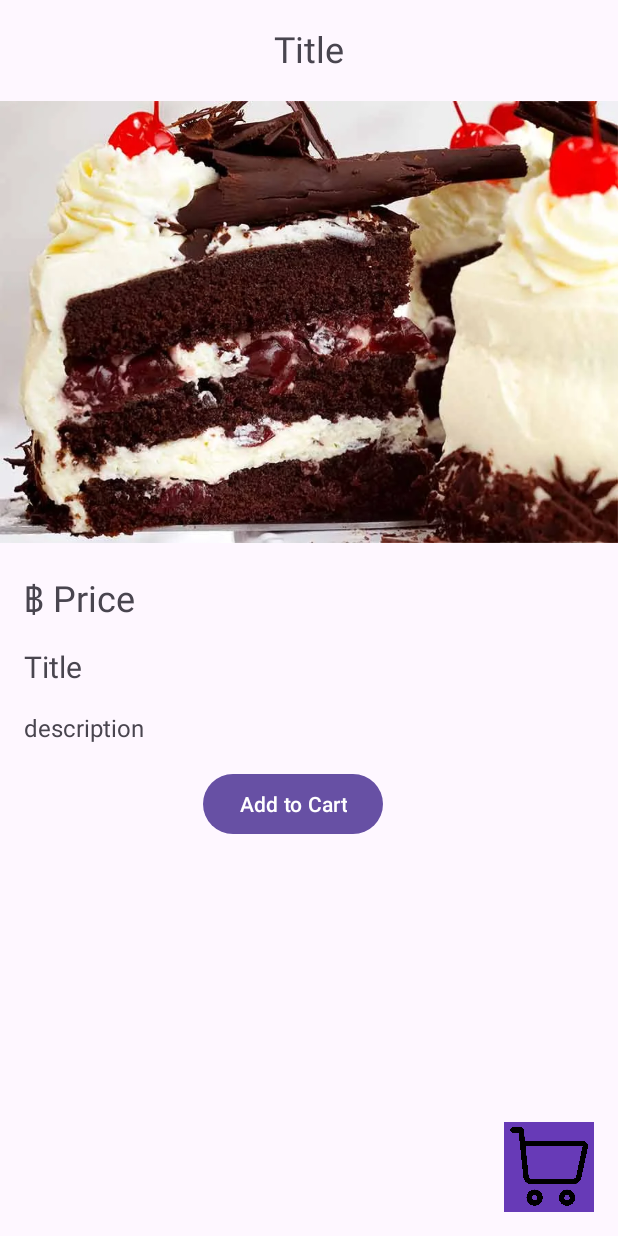
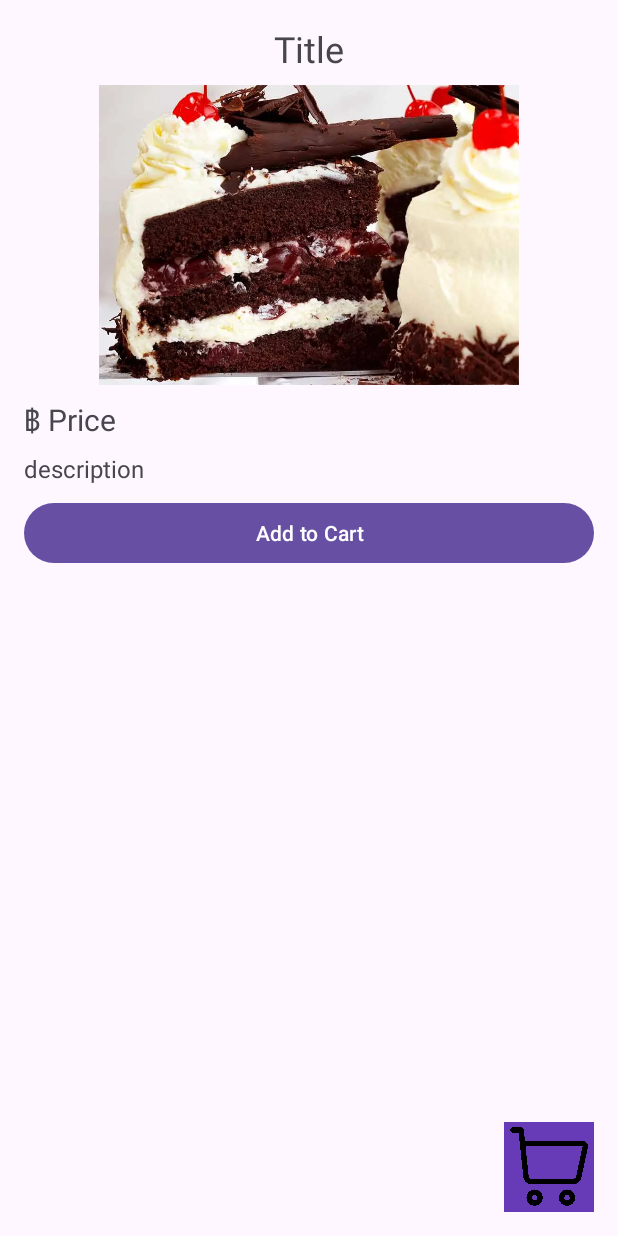
Before and after one commit to pongfei/ShopMaiNew, an Android app: the layout activity_detail.xml on its own in the app's theme, with its tools: preview values and no code run, on a phone screen of 412 x 824 dp. Run offline under Robolectric (Android 15) with nearby library versions, the phone set to English and light mode, and no system bars.

Commit message:
order dai laew

```diff
--- a/app/src/main/AndroidManifest.xml
+++ b/app/src/main/AndroidManifest.xml
@@ -32,7 +32,7 @@
             android:name=".ReviewActivity"
             android:exported="false" />
         <activity
-            android:name=".Model.ItemDetail"
+            android:name=".ItemDetail"
             android:exported="false" />
         <activity
             android:name=".OrderActivity"
--- a/app/src/main/java/com/egci428/shopmai/Model/Order.kt
+++ b/app/src/main/java/com/egci428/shopmai/Model/Order.kt
@@ -1,3 +1,3 @@
 package com.egci428.shopmai.Model
 
-data class Order (val title: String, val img1: String, val price: Int)
+data class Order (val id: Int, val title: String, val img1: String, val price: Int)
--- a/app/src/main/res/layout/activity_detial.xml
+++ b/app/src/main/res/layout/activity_detail.xml
@@ -34,8 +34,8 @@
     <ImageView
         android:id="@+id/imgInfo"
         android:layout_width="wrap_content"
-        android:layout_height="300dp"
-        android:layout_marginTop="16dp"
+        android:layout_height="200dp"
+        android:layout_marginTop="8dp"
         app:layout_constraintEnd_toEndOf="parent"
         app:layout_constraintStart_toStartOf="parent"
         app:layout_constraintTop_toBottomOf="@+id/titleInfo"
@@ -46,50 +46,50 @@
         android:layout_width="0dp"
         android:layout_height="wrap_content"
         android:layout_marginStart="16dp"
-        android:layout_marginTop="16dp"
+        android:layout_marginTop="8dp"
         android:layout_marginEnd="16dp"
         android:text="฿ Price"
-        android:textSize="24sp"
+        android:textSize="20sp"
         app:layout_constraintEnd_toEndOf="parent"
         app:layout_constraintStart_toStartOf="parent"
         app:layout_constraintTop_toBottomOf="@+id/imgInfo" />
-
-    <TextView
-        android:id="@+id/infoTitle"
-        android:layout_width="0dp"
-        android:layout_height="wrap_content"
-        android:layout_marginStart="16dp"
-        android:layout_marginTop="16dp"
-        android:layout_marginEnd="16dp"
-        android:text="Title"
-        android:textSize="20sp"
-        app:layout_constraintEnd_toEndOf="parent"
-        app:layout_constraintStart_toStartOf="parent"
-        app:layout_constraintTop_toBottomOf="@+id/priceInfo" />
 
     <TextView
         android:id="@+id/descInfo"
         android:layout_width="0dp"
         android:layout_height="wrap_content"
         android:layout_marginStart="16dp"
-        android:layout_marginTop="16dp"
+        android:layout_marginTop="8dp"
         android:layout_marginEnd="16dp"
         android:text="description"
         android:textSize="16sp"
         app:layout_constraintEnd_toEndOf="parent"
         app:layout_constraintStart_toStartOf="parent"
-        app:layout_constraintTop_toBottomOf="@+id/infoTitle" />
+        app:layout_constraintTop_toBottomOf="@+id/priceInfo" />
 
     <Button
-        android:id="@+id/addBtn"
-        android:layout_width="wrap_content"
+        android:id="@+id/orderBtn"
+        android:layout_width="0dp"
         android:layout_height="wrap_content"
-        android:layout_marginStart="149dp"
-        android:layout_marginTop="16dp"
-        android:layout_marginEnd="171dp"
+        android:layout_marginStart="16dp"
+        android:layout_marginTop="8dp"
+        android:layout_marginEnd="16dp"
         android:text="Add to Cart"
         app:layout_constraintEnd_toEndOf="parent"
         app:layout_constraintStart_toStartOf="parent"
         app:layout_constraintTop_toBottomOf="@+id/descInfo" />
 
+    <ListView
+        android:id="@+id/reviewList"
+        android:layout_width="0dp"
+        android:layout_height="0dp"
+        android:layout_marginStart="16dp"
+        android:layout_marginTop="8dp"
+        android:layout_marginEnd="16dp"
+        android:layout_marginBottom="16dp"
+        app:layout_constraintBottom_toBottomOf="parent"
+        app:layout_constraintEnd_toEndOf="parent"
+        app:layout_constraintStart_toStartOf="parent"
+        app:layout_constraintTop_toBottomOf="@+id/orderBtn" />
+
 </androidx.constraintlayout.widget.ConstraintLayout>
```
Also changed, not shown: app/src/main/java/com/egci428/shopmai/Adapter/MenuAdapter.kt (+6 -9 lines), app/src/main/java/com/egci428/shopmai/ItemDetail.kt (added, +137 -0 lines), app/src/main/java/com/egci428/shopmai/Model/ItemDetail.kt (deleted, +0 -81 lines), app/src/main/java/com/egci428/shopmai/Model/Review.kt (deleted, +0 -10 lines), app/src/main/java/com/egci428/shopmai/Model/ReviewDetail.kt (+5 -4 lines), app/src/main/java/com/egci428/shopmai/OrderActivity.kt (+2 -9 lines), app/src/main/java/com/egci428/shopmai/ReviewActivity.kt (+12 -8 lines), app/src/main/res/layout/activity_item_detail.xml (+4 -3 lines), app/src/main/res/layout/row_review.xml (+21 -20 lines), app/src/main/res/layout/test.xml (deleted, +0 -145 lines), 1 other file.
